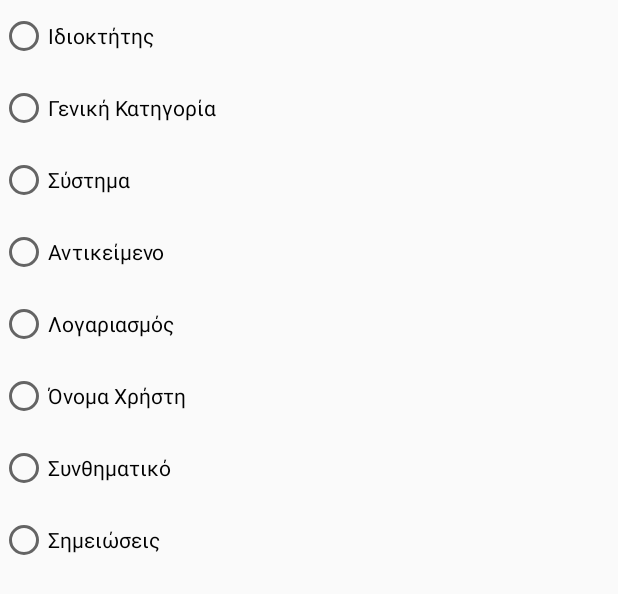
After one commit to Programming-of-Mobile-Devices/Password-Manager-Android, an Android app: the layout sort_lay.xml on its own in the app's theme, with its tools: preview values and no code run, on a phone screen of 412 x 824 dp. The commit adds this screen. Shown: the top 594 px of the screen. Run offline under Robolectric (Android 15) with nearby library versions, the phone set to English and light mode, and no system bars.

Commit message:
sort finished

```diff
--- /dev/null
+++ b/Safe/app/src/main/res/layout/sort_lay.xml
@@ -0,0 +1,65 @@
+<?xml version="1.0" encoding="utf-8"?>
+<LinearLayout xmlns:android="http://schemas.android.com/apk/res/android"
+    xmlns:app="http://schemas.android.com/apk/res-auto"
+    xmlns:tools="http://schemas.android.com/tools"
+    android:layout_width="match_parent"
+    android:layout_height="match_parent"
+    android:orientation="vertical"
+    android:gravity="center_horizontal">
+
+    <RadioGroup
+        android:id="@+id/filters_view"
+        android:layout_width="match_parent"
+        android:layout_height="395dp">
+
+        <RadioButton
+            android:id="@+id/RBtnOwner"
+            android:layout_width="match_parent"
+            android:layout_height="48dp"
+            android:text="Ιδιοκτήτης" />
+
+        <RadioButton
+            android:id="@+id/RBtnGeneral"
+            android:layout_width="match_parent"
+            android:layout_height="48dp"
+            android:text="Γενική Κατηγορία" />
+
+        <RadioButton
+            android:id="@+id/RBtnSystem"
+            android:layout_width="match_parent"
+            android:layout_height="48dp"
+            android:text="Σύστημα" />
+
+        <RadioButton
+            android:id="@+id/RBtnObject"
+            android:layout_width="match_parent"
+            android:layout_height="48dp"
+            android:text="Αντικείμενο" />
+
+        <RadioButton
+            android:id="@+id/RBtnAccount"
+            android:layout_width="match_parent"
+            android:layout_height="48dp"
+            android:text="Λογαριασμός" />
+
+        <RadioButton
+            android:id="@+id/RBtnUsername"
+            android:layout_width="match_parent"
+            android:layout_height="48dp"
+            android:text="Όνομα Χρήστη" />
+
+        <RadioButton
+            android:id="@+id/RBtnPassword"
+            android:layout_width="match_parent"
+            android:layout_height="48dp"
+            android:text="Συνθηματικό" />
+
+        <RadioButton
+            android:id="@+id/RBtnNotes"
+            android:layout_width="match_parent"
+            android:layout_height="48dp"
+            android:text="Σημειώσεις" />
+
+    </RadioGroup>
+
+</LinearLayout>
```
Also changed, not shown: Safe/app/src/main/java/org/gmele/android/safe/MainActivity.java (+175 -66 lines), Safe/app/src/main/java/org/gmele/android/safe/MyAdapter.java (+8 -4 lines).
